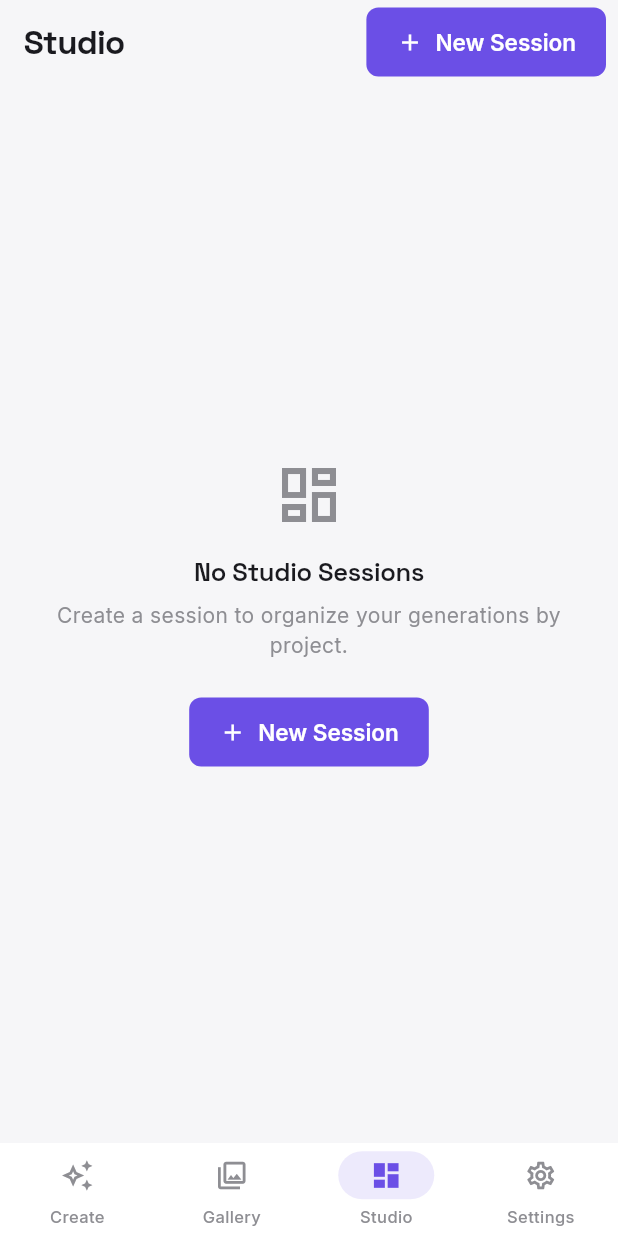
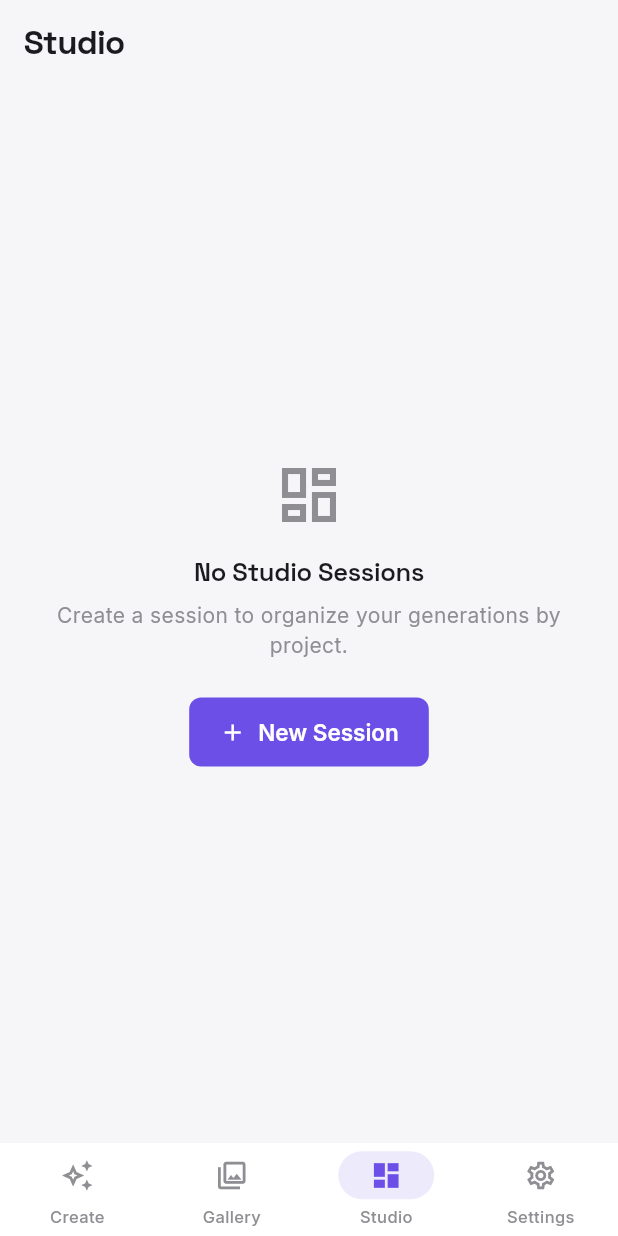
Before and after one commit to justacalico/vidlatte-flutter, a Flutter app: the StudioPage screen opened by its route, on a phone screen of 412 x 824 dp. Run offline on Flutter 3.47's test engine with Material 3 defaults, Android fonts, the phone set to English and light mode, and no system bars; our stand-ins replace dio, equatable, flutter_bloc, go_router, google_fonts, hive_flutter and 1 more; accounts and stored records are empty.

Commit message:
misc: 无会话时隐藏Studio顶部新建按钮

```diff
--- a/lib/presentation/pages/studio/studio_page.dart
+++ b/lib/presentation/pages/studio/studio_page.dart
@@ -28,13 +28,18 @@ class _StudioPageState extends State<StudioPage> {
       appBar: AppBar(
         title: const Text('Studio'),
         actions: [
-          Padding(
+          BlocBuilder<StudioBloc, StudioState>(
+            builder: (context, state) {
+              if (state.sessions.isEmpty) return const SizedBox.shrink();
+              return Padding(
                 padding: const EdgeInsets.only(right: ThemeConstants.spacingSmall),
                 child: FilledButton.icon(
                   onPressed: () => _createSession(context),
                   icon: const Icon(Icons.add, size: 18),
                   label: const Text('New Session'),
                 ),
+              );
+            },
           ),
         ],
       ),
```
Lines whose indentation alone changed are shown as unchanged.
